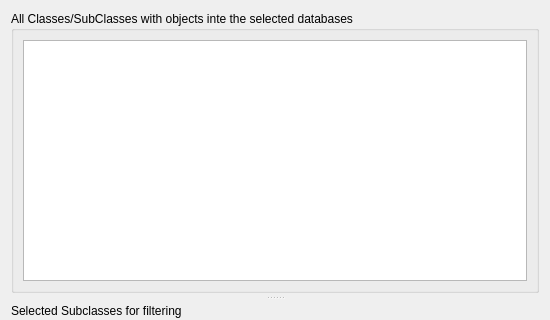
Qt form swedigarch_plugin/select_subclasses_to_filter_dialog.ui (swedigarch/QGIS-plugin) before a commit; both pictures show x 0 to 550 and y 0 to 320 of the 550 by 630 pixel window.
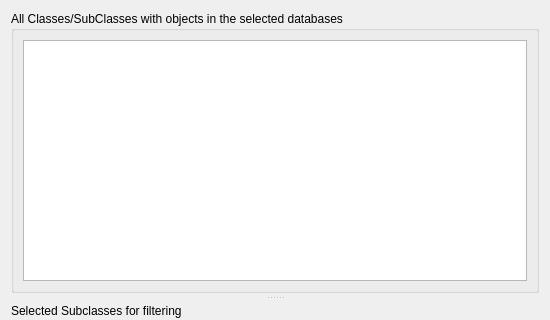
The same form after that commit. Icons and pictures are not drawn.

Diff of the .ui file:
```diff
--- a/swedigarch_plugin/select_subclasses_to_filter_dialog.ui
+++ b/swedigarch_plugin/select_subclasses_to_filter_dialog.ui
@@ -46,7 +46,7 @@
           </size>
          </property>
          <property name="title">
-          <string>All Classes/SubClasses with objects inte the selected databases</string>
+          <string>All Classes/SubClasses with objects in the selected databases</string>
          </property>
          <layout class="QGridLayout" name="gridLayout_2">
           <item row="0" column="0">
```
